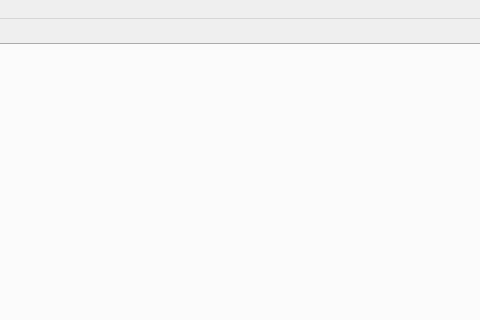
Old version of the form mainwindow.ui in the repository valpaz/ProjetQt; both pictures show x 214 to 694 and y 0 to 320 of the 800 by 600 pixel window.
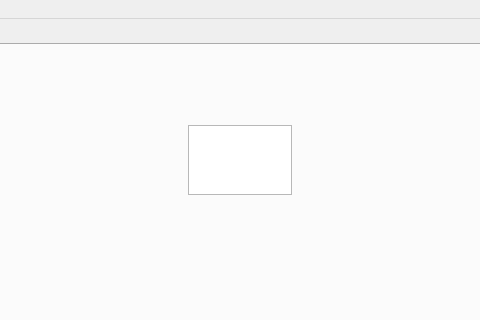
New version of the form. The open tabs and pages were chosen to show the change.

What changed in the file:
```diff
--- a/mainwindow.ui
+++ b/mainwindow.ui
@@ -30,6 +30,16 @@
      <attribute name="title">
       <string>Tab 1</string>
      </attribute>
+     <widget class="QPlainTextEdit" name="plainTextEdit_2">
+      <property name="geometry">
+       <rect>
+        <x>400</x>
+        <y>80</y>
+        <width>104</width>
+        <height>70</height>
+       </rect>
+      </property>
+     </widget>
     </widget>
     <widget class="QWidget" name="tab_2">
      <attribute name="title">
```
Left out of the diff: 12 changed lines with no effect on the pictures.
